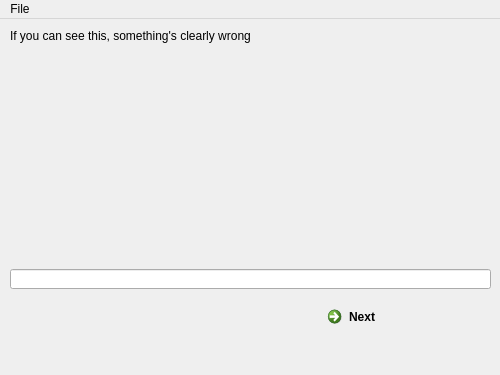
Old version of the form mainwindow.ui in the repository Project-Junebug/Junebug-2.
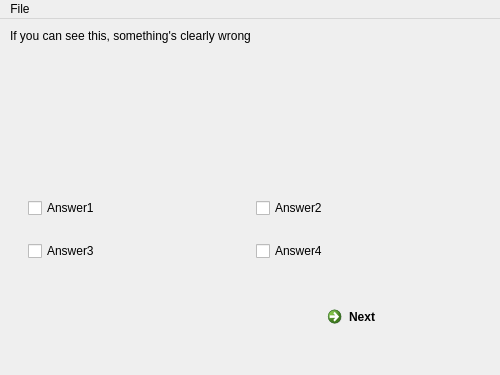
New version of the form.

Commit message: Added Checkbox page Type

The edit to the form file:
```diff
--- a/mainwindow.ui
+++ b/mainwindow.ui
@@ -30,7 +30,7 @@
      </rect>
     </property>
     <property name="currentIndex">
-     <number>1</number>
+     <number>3</number>
     </property>
     <widget class="QWidget" name="info">
      <widget class="QLabel" name="info_label">
@@ -131,6 +131,80 @@
       </property>
      </widget>
     </widget>
+    <widget class="QWidget" name="check">
+     <widget class="QCommandLinkButton" name="check_nextButton">
+      <property name="geometry">
+       <rect>
+        <x>320</x>
+        <y>280</y>
+        <width>172</width>
+        <height>41</height>
+       </rect>
+      </property>
+      <property name="text">
+       <string>Next</string>
+      </property>
+     </widget>
+     <widget class="QLabel" name="check_label">
+      <property name="geometry">
+       <rect>
+        <x>10</x>
+        <y>10</y>
+        <width>481</width>
+        <height>131</height>
+       </rect>
+      </property>
+      <property name="text">
+       <string>If you can see this, something's clearly wrong</string>
+      </property>
+      <property name="alignment">
+       <set>Qt::AlignLeading|Qt::AlignLeft|Qt::AlignTop</set>
+      </property>
+      <property name="wordWrap">
+       <bool>true</bool>
+      </property>
+     </widget>
+     <widget class="QWidget" name="layoutWidget">
+      <property name="geometry">
+       <rect>
+        <x>17</x>
+        <y>151</y>
+        <width>471</width>
+        <height>121</height>
+       </rect>
+      </property>
+      <layout class="QGridLayout" name="gridLayout">
+       <item row="1" column="0">
+        <widget class="QCheckBox" name="check_3">
+         <property name="text">
+          <string>Answer3</string>
+         </property>
+        </widget>
+       </item>
+       <item row="0" column="0">
+        <widget class="QCheckBox" name="check_1">
+         <property name="text">
+          <string>Answer1</string>
+         </property>
+        </widget>
+       </item>
+       <item row="0" column="1">
+        <widget class="QCheckBox" name="check_2">
+         <property name="text">
+          <string>Answer2</string>
+         </property>
+        </widget>
+       </item>
+       <item row="1" column="1">
+        <widget class="QCheckBox" name="check_4">
+         <property name="text">
+          <string>Answer4</string>
+         </property>
+        </widget>
+       </item>
+      </layout>
+     </widget>
+    </widget>
    </widget>
   </widget>
   <widget class="QMenuBar" name="menuBar">
```
The commit also changes 5 other files.
